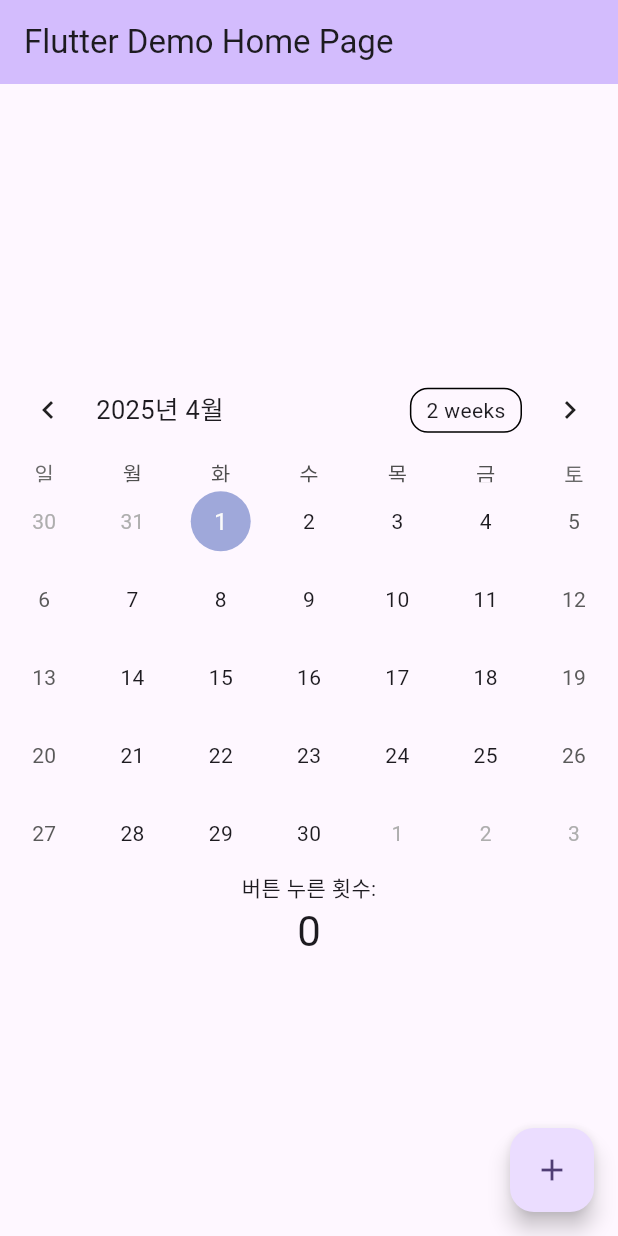
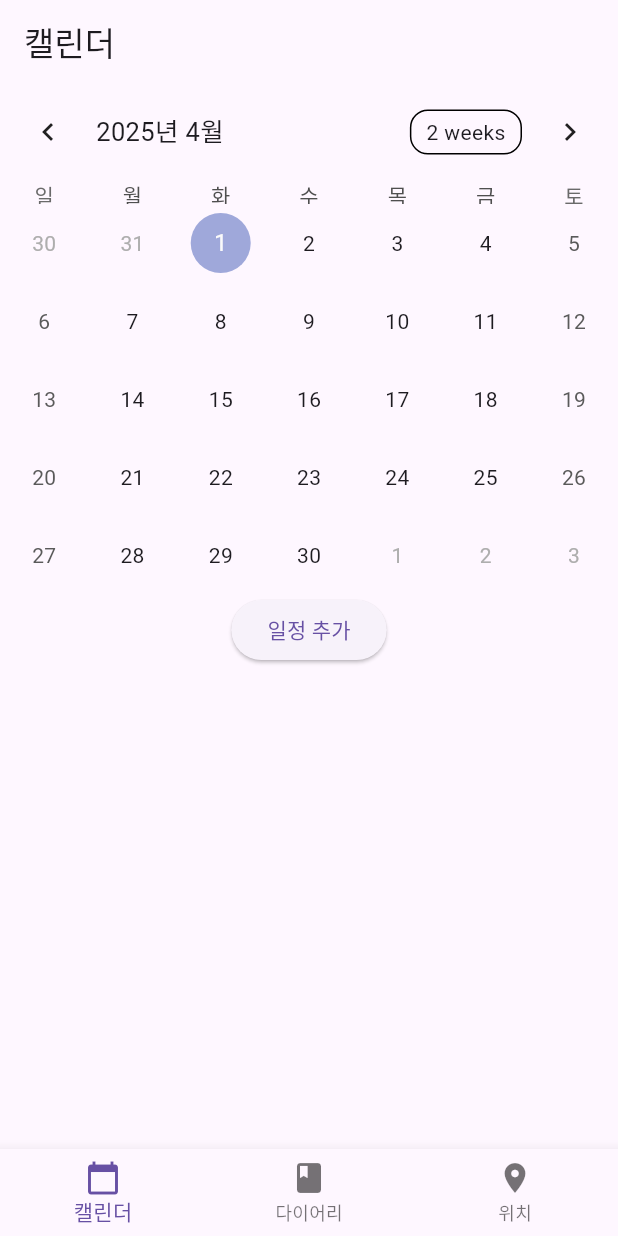
Before and after one commit to wootami/2025capstone, a Flutter app: the screen it shows after launch, on a phone screen of 412 x 824 dp. Run offline on Flutter 3.47's test engine with Material 3 defaults, Android fonts, the phone set to English and light mode, and no system bars; drawn by our look-alikes of table_calendar.

Commit message:
4월 2일 01시 24분

```diff
--- /dev/null
+++ b/lib/calendar/calendar_page.dart
@@ -0,0 +1,54 @@
+import 'package:flutter/material.dart';
+import 'package:table_calendar/table_calendar.dart';
+import 'package:intl/date_symbol_data_local.dart';
+
+class CalendarPage extends StatefulWidget {
+  @override
+  _CalendarPageState createState() => _CalendarPageState();
+}
+
+class _CalendarPageState extends State<CalendarPage> {
+  DateTime _focusedDay = DateTime.now();
+  DateTime? _selectedDay;
+  Map<DateTime, List<String>> _events = {};
+
+  void _addEvent() {
+    if (_selectedDay != null) {
+      setState(() {
+        final events = _events[_selectedDay!] ?? [];
+        events.add('새 일정');
+        _events[_selectedDay!] = events;
+      });
+    }
+  }
+
+  @override
+  Widget build(BuildContext context) {
+    return Scaffold(
+      appBar: AppBar(title: Text('캘린더')),
+      body: SingleChildScrollView( // 스크롤 가능하게 만듦
+        child: Column(
+          children: [
+            TableCalendar(
+              locale: 'ko_KR',
+              firstDay: DateTime(2000),
+              lastDay: DateTime(2100),
+              focusedDay: DateTime.now(),
+              onDaySelected: (selectedDay, focusedDay) {
+                setState(() {
+                  // 날짜 선택 로직
+                });
+              },
+            ),
+            ElevatedButton(
+              onPressed: () {
+                // 일정 추가 로직
+              },
+              child: Text('일정 추가'),
+            ),
+          ],
+        ),
+      ),
+    );
+  }
+}
--- /dev/null
+++ b/lib/diary/diary_page.dart
@@ -0,0 +1,11 @@
+import 'package:flutter/material.dart';
+
+class DiaryPage extends StatelessWidget {
+  @override
+  Widget build(BuildContext context) {
+    return Scaffold(
+      appBar: AppBar(title: Text('다이어리')),
+      body: Center(child: Text('다이어리 페이지')),
+    );
+  }
+}
--- /dev/null
+++ b/lib/location/location_page.dart
@@ -0,0 +1,11 @@
+import 'package:flutter/material.dart';
+
+class LocationPage extends StatelessWidget {
+  @override
+  Widget build(BuildContext context) {
+    return Scaffold(
+      appBar: AppBar(title: Text('위치')),
+      body: Center(child: Text('위치 페이지')),
+    );
+  }
+}
--- a/lib/main.dart
+++ b/lib/main.dart
@@ -1,73 +1,67 @@
 import 'package:flutter/material.dart';
-import 'package:table_calendar/table_calendar.dart';
-import 'package:intl/date_symbol_data_local.dart';
+import 'package:intl/date_symbol_data_local.dart'; // 로케일 초기화용 패키지
+import 'calendar/calendar_page.dart';
+import 'diary/diary_page.dart';
+import 'location/location_page.dart';
+
 void main() async {
-  await initializeDateFormatting();
-  runApp(const MyApp());
+  WidgetsFlutterBinding.ensureInitialized(); // Flutter 엔진 초기화
+  await initializeDateFormatting('ko_KR', null); // 한글 로케일 데이터 초기화
+  runApp(MyApp());
 }
 
 class MyApp extends StatelessWidget {
-  const MyApp({super.key});
-
   @override
   Widget build(BuildContext context) {
     return MaterialApp(
-      title: '데스트용 메인 화면',
-      theme: ThemeData(
-        colorScheme: ColorScheme.fromSeed(seedColor: Colors.deepPurple),
-      ),
-      home: const MyHomePage(title: 'Flutter Demo Home Page'),
+      title: '캘린더 앱',
+      home: MainScreen(),
     );
   }
 }
 
-class MyHomePage extends StatefulWidget {
-  const MyHomePage({super.key, required this.title});
-
-  final String title;
-
+class MainScreen extends StatefulWidget {
   @override
-  State<MyHomePage> createState() => _MyHomePageState();
+  _MainScreenState createState() => _MainScreenState();
 }
 
-class _MyHomePageState extends State<MyHomePage> {
-  int _counter = 0;
+class _MainScreenState extends State<MainScreen> {
+  int _selectedIndex = 0;
 
-  void _incrementCounter() {
+  // 페이지 목록
+  final List<Widget> _pages = [
+    CalendarPage(),
+    DiaryPage(),
+    LocationPage(),
+  ];
+
+  void _onItemTapped(int index) {
     setState(() {
-      _counter++;
+      _selectedIndex = index;
     });
   }
 
   @override
   Widget build(BuildContext context) {
     return Scaffold(
-      appBar: AppBar(
-        backgroundColor: Theme.of(context).colorScheme.inversePrimary,
-        title: Text(widget.title),
-      ),
-      body: Center(
-        child: Column(
-          mainAxisAlignment: MainAxisAlignment.center,
-          children: <Widget>[
-            TableCalendar(
-              locale: 'ko_KR',
-              firstDay: DateTime.utc(2010, 10, 16),
-              lastDay: DateTime.utc(2030, 3, 14),
-              focusedDay: DateTime.now(),
-            ),
-            const Text('버튼 누른 횟수:'),
-            Text(
-              '$_counter',
-              style: Theme.of(context).textTheme.headlineMedium,
-            ),
-          ],
-        ),
-      ),
-      floatingActionButton: FloatingActionButton(
-        onPressed: _incrementCounter,
-        tooltip: 'Increment',
-        child: const Icon(Icons.add),
+      body: _pages[_selectedIndex],
+      bottomNavigationBar: BottomNavigationBar(
+        currentIndex: _selectedIndex,
+        onTap: _onItemTapped,
+        items: const [
+          BottomNavigationBarItem(
+            icon: Icon(Icons.calendar_today),
+            label: '캘린더',
+          ),
+          BottomNavigationBarItem(
+            icon: Icon(Icons.book),
+            label: '다이어리',
+          ),
+          BottomNavigationBarItem(
+            icon: Icon(Icons.location_on),
+            label: '위치',
+          ),
+        ],
       ),
     );
   }
--- a/pubspec.yaml
+++ b/pubspec.yaml
@@ -35,6 +35,8 @@ dependencies:
   # Use with the CupertinoIcons class for iOS style icons.
   cupertino_icons: ^1.0.8
   table_calendar: ^3.2.0
+  syncfusion_flutter_calendar: ^29.1.35
+  intl: ^0.20.2
 
 dev_dependencies:
   flutter_test:
```
Also changed, not shown: pubspec.lock, 1 other file.
